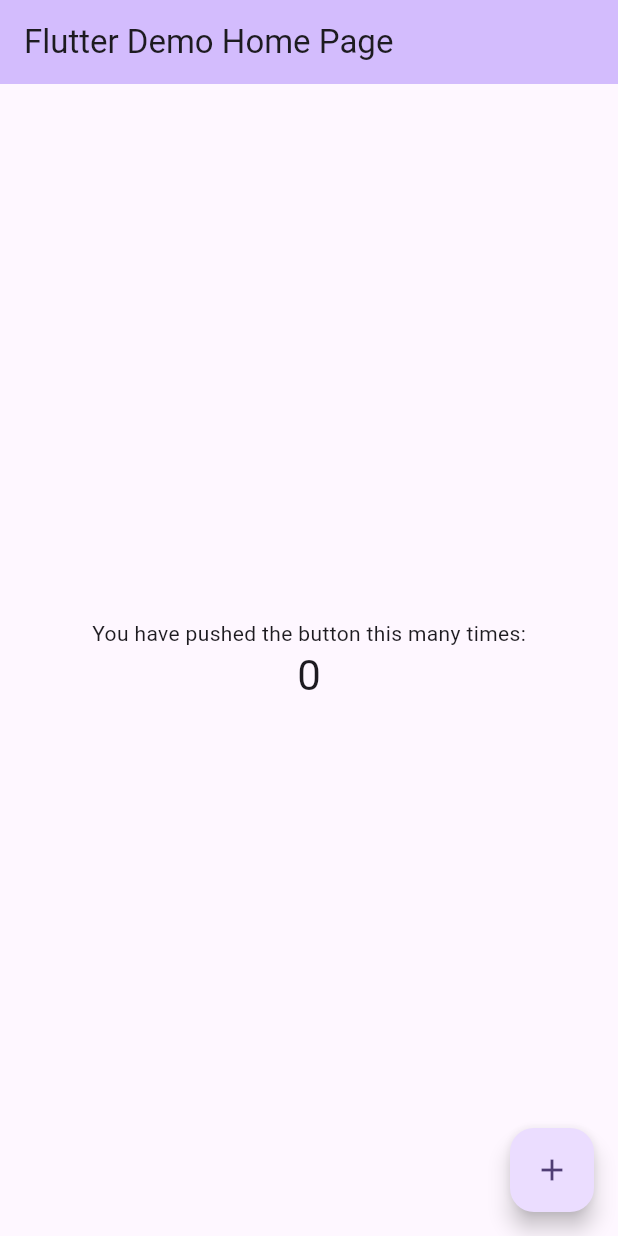
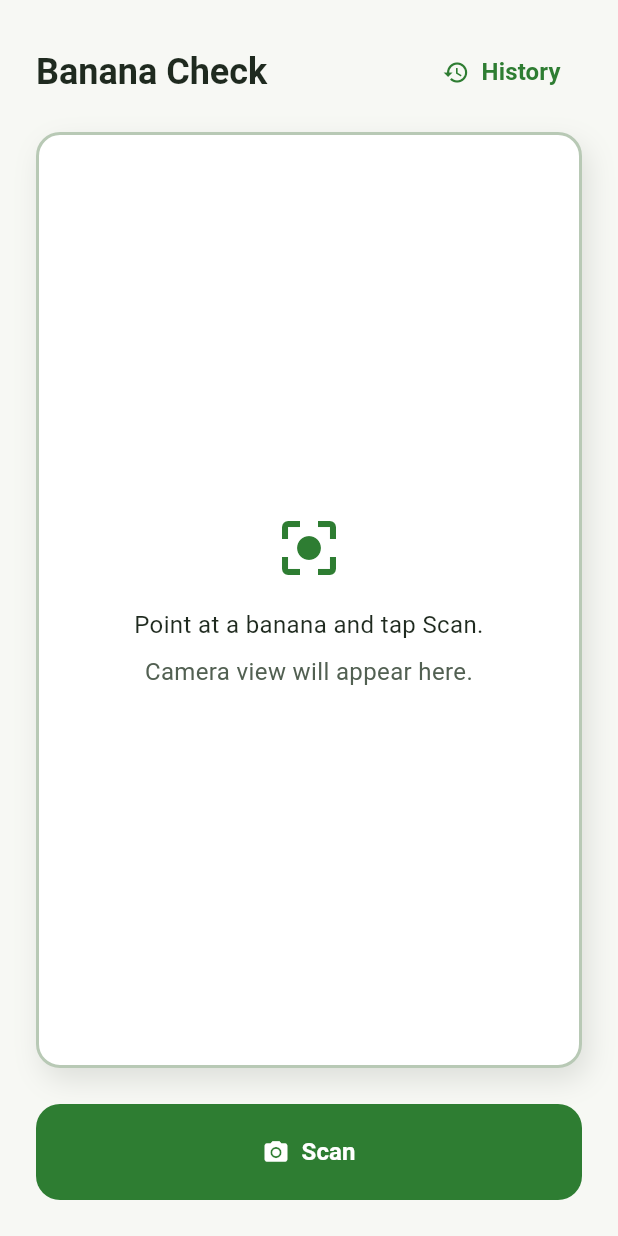
Before and after one commit to reyxdz/bananaCheck, a Flutter app: the screen it shows after launch, on a phone screen of 412 x 824 dp. Run offline on Flutter 3.47's test engine with Material 3 defaults, Android fonts, the light colour scheme and no system bars.

Commit message:
feat: add Flutter design foundation

```diff
--- a/app/lib/main.dart
+++ b/app/lib/main.dart
@@ -1,125 +1,60 @@
+import 'dart:io';
+
 import 'package:flutter/material.dart';
 
+import 'screens/camera_screen.dart';
+import 'screens/history_screen.dart';
+import 'services/inference_service.dart';
+import 'services/mock_inference_service.dart';
+import 'theme/app_theme.dart';
+
 void main() {
-  runApp(const MyApp());
+  runApp(BananaClassifierApp(inferenceService: MockInferenceService()));
 }
 
-class MyApp extends StatelessWidget {
-  const MyApp({super.key});
+class BananaClassifierApp extends StatelessWidget {
+  const BananaClassifierApp({required this.inferenceService, super.key});
 
-  // This widget is the root of your application.
+  final InferenceService inferenceService;
+
   @override
   Widget build(BuildContext context) {
     return MaterialApp(
-      title: 'Flutter Demo',
-      theme: ThemeData(
-        // This is the theme of your application.
-        //
-        // TRY THIS: Try running your application with "flutter run". You'll see
-        // the application has a purple toolbar. Then, without quitting the app,
-        // try changing the seedColor in the colorScheme below to Colors.green
-        // and then invoke "hot reload" (save your changes or press the "hot
-        // reload" button in a Flutter-supported IDE, or press "r" if you used
-        // the command line to start the app).
-        //
-        // Notice that the counter didn't reset back to zero; the application
-        // state is not lost during the reload. To reset the state, use hot
-        // restart instead.
-        //
-        // This works for code too, not just values: Most code changes can be
-        // tested with just a hot reload.
-        colorScheme: ColorScheme.fromSeed(seedColor: Colors.deepPurple),
-        useMaterial3: true,
-      ),
-      home: const MyHomePage(title: 'Flutter Demo Home Page'),
+      title: 'Banana Check',
+      debugShowCheckedModeBanner: false,
+      theme: AppTheme.light,
+      home: _HomeScreen(inferenceService: inferenceService),
     );
   }
 }
 
-class MyHomePage extends StatefulWidget {
-  const MyHomePage({super.key, required this.title});
+class _HomeScreen extends StatelessWidget {
+  const _HomeScreen({required this.inferenceService});
 
-  // This widget is the home page of your application. It is stateful, meaning
-  // that it has a State object (defined below) that contains fields that affect
-  // how it looks.
-
-  // This class is the configuration for the state. It holds the values (in this
-  // case the title) provided by the parent (in this case the App widget) and
-  // used by the build method of the State. Fields in a Widget subclass are
-  // always marked "final".
-
-  final String title;
-
-  @override
-  State<MyHomePage> createState() => _MyHomePageState();
-}
-
-class _MyHomePageState extends State<MyHomePage> {
-  int _counter = 0;
-
-  void _incrementCounter() {
-    setState(() {
-      // This call to setState tells the Flutter framework that something has
-      // changed in this State, which causes it to rerun the build method below
-      // so that the display can reflect the updated values. If we changed
-      // _counter without calling setState(), then the build method would not be
-      // called again, and so nothing would appear to happen.
-      _counter++;
-    });
-  }
+  final InferenceService inferenceService;
 
   @override
   Widget build(BuildContext context) {
-    // This method is rerun every time setState is called, for instance as done
-    // by the _incrementCounter method above.
-    //
-    // The Flutter framework has been optimized to make rerunning build methods
-    // fast, so that you can just rebuild anything that needs updating rather
-    // than having to individually change instances of widgets.
-    return Scaffold(
-      appBar: AppBar(
-        // TRY THIS: Try changing the color here to a specific color (to
-        // Colors.amber, perhaps?) and trigger a hot reload to see the AppBar
-        // change color while the other colors stay the same.
-        backgroundColor: Theme.of(context).colorScheme.inversePrimary,
-        // Here we take the value from the MyHomePage object that was created by
-        // the App.build method, and use it to set our appbar title.
-        title: Text(widget.title),
-      ),
-      body: Center(
-        // Center is a layout widget. It takes a single child and positions it
-        // in the middle of the parent.
-        child: Column(
-          // Column is also a layout widget. It takes a list of children and
-          // arranges them vertically. By default, it sizes itself to fit its
-          // children horizontally, and tries to be as tall as its parent.
-          //
-          // Column has various properties to control how it sizes itself and
-          // how it positions its children. Here we use mainAxisAlignment to
-          // center the children vertically; the main axis here is the vertical
-          // axis because Columns are vertical (the cross axis would be
-          // horizontal).
-          //
-          // TRY THIS: Invoke "debug painting" (choose the "Toggle Debug Paint"
-          // action in the IDE, or press "p" in the console), to see the
-          // wireframe for each widget.
-          mainAxisAlignment: MainAxisAlignment.center,
-          children: <Widget>[
-            const Text(
-              'You have pushed the button this many times:',
+    return CameraScreen(
+      onScan: () async {
+        final result = await inferenceService.classify(File('mock-scan.jpg'));
+        if (!context.mounted) return;
+        ScaffoldMessenger.of(context).showSnackBar(
+          SnackBar(
+            content: Text(
+              'Mock ready: ${result.variety} — ${result.ripeness}. '
+              'Camera capture is ready for feature development.',
             ),
-            Text(
-              '$_counter',
-              style: Theme.of(context).textTheme.headlineMedium,
-            ),
-          ],
-        ),
-      ),
-      floatingActionButton: FloatingActionButton(
-        onPressed: _incrementCounter,
-        tooltip: 'Increment',
-        child: const Icon(Icons.add),
-      ), // This trailing comma makes auto-formatting nicer for build methods.
+          ),
+        );
+      },
+      onHistory: () {
+        Navigator.of(context).push(
+          MaterialPageRoute<void>(
+            builder: (_) => const HistoryScreen(),
+          ),
+        );
+      },
     );
   }
 }
--- /dev/null
+++ b/app/lib/screens/camera_screen.dart
@@ -0,0 +1,111 @@
+import 'package:flutter/material.dart';
+
+import '../theme/design_tokens.dart';
+import '../widgets/primary_button.dart';
+
+class CameraScreen extends StatelessWidget {
+  const CameraScreen({
+    required this.onScan,
+    required this.onHistory,
+    super.key,
+  });
+
+  final VoidCallback onScan;
+  final VoidCallback onHistory;
+
+  @override
+  Widget build(BuildContext context) {
+    return Scaffold(
+      body: SafeArea(
+        child: Padding(
+          padding: const EdgeInsets.all(DesignTokens.spacingLarge),
+          child: Column(
+            children: [
+              Row(
+                mainAxisAlignment: MainAxisAlignment.spaceBetween,
+                children: [
+                  Text(
+                    'Banana Check',
+                    style: Theme.of(context).textTheme.titleLarge,
+                  ),
+                  TextButton.icon(
+                    onPressed: onHistory,
+                    icon: const Icon(Icons.history),
+                    label: const Text('History'),
+                  ),
+                ],
+              ),
+              const SizedBox(height: DesignTokens.spacingMedium),
+              const Expanded(child: _FieldOfViewFrame()),
+              const SizedBox(height: DesignTokens.spacingLarge),
+              SizedBox(
+                width: double.infinity,
+                height: DesignTokens.primaryActionSize,
+                child: PrimaryButton(
+                  icon: Icons.camera_alt,
+                  label: 'Scan',
+                  onPressed: onScan,
+                ),
+              ),
+            ],
+          ),
+        ),
+      ),
+    );
+  }
+}
+
+class _FieldOfViewFrame extends StatelessWidget {
+  const _FieldOfViewFrame();
+
+  @override
+  Widget build(BuildContext context) {
+    return Container(
+      width: double.infinity,
+      decoration: BoxDecoration(
+        color: DesignTokens.surface,
+        border: Border.all(
+          color: DesignTokens.border,
+          width: DesignTokens.borderWidth,
+        ),
+        borderRadius: BorderRadius.circular(DesignTokens.radiusMedium),
+        boxShadow: const [
+          BoxShadow(
+            color: DesignTokens.shadow,
+            blurRadius: DesignTokens.spacingMedium,
+            offset: Offset(
+              DesignTokens.spacingExtraSmall,
+              DesignTokens.spacingSmall,
+            ),
+          ),
+        ],
+      ),
+      child: const Center(
+        child: Padding(
+          padding: EdgeInsets.all(DesignTokens.spacingLarge),
+          child: Column(
+            mainAxisSize: MainAxisSize.min,
+            children: [
+              Icon(
+                Icons.center_focus_strong,
+                color: DesignTokens.primary,
+                size: DesignTokens.iconLarge,
+              ),
+              SizedBox(height: DesignTokens.spacingMedium),
+              Text(
+                'Point at a banana and tap Scan.',
+                textAlign: TextAlign.center,
+              ),
+              SizedBox(height: DesignTokens.spacingSmall),
+              Text(
+                'Camera view will appear here.',
+                textAlign: TextAlign.center,
+                style: TextStyle(color: DesignTokens.textSecondary),
+              ),
+            ],
+          ),
+        ),
+      ),
+    );
+  }
+}
--- /dev/null
+++ b/app/lib/theme/app_theme.dart
@@ -0,0 +1,78 @@
+import 'package:flutter/material.dart';
+
+import 'design_tokens.dart';
+
+abstract final class AppTheme {
+  static ThemeData get light {
+    final colorScheme = ColorScheme.fromSeed(
+      seedColor: DesignTokens.primary,
+      primary: DesignTokens.primary,
+      secondary: DesignTokens.accent,
+      surface: DesignTokens.surface,
+    );
+
+    return ThemeData(
+      useMaterial3: true,
+      colorScheme: colorScheme,
+      scaffoldBackgroundColor: DesignTokens.background,
+      fontFamily: 'Roboto',
+      textTheme: const TextTheme(
+        bodyMedium: TextStyle(
+          color: DesignTokens.textPrimary,
+          fontSize: DesignTokens.bodyTextSize,
+          fontWeight: FontWeight.w400,
+        ),
+        bodyLarge: TextStyle(
+          color: DesignTokens.textPrimary,
+          fontSize: DesignTokens.bodyTextSize,
+          fontWeight: FontWeight.w400,
+        ),
+        titleLarge: TextStyle(
+          color: DesignTokens.textPrimary,
+          fontSize: DesignTokens.headingTextSize,
+          fontWeight: FontWeight.w700,
+        ),
+        labelLarge: TextStyle(
+          fontSize: DesignTokens.bodyTextSize,
+          fontWeight: FontWeight.w700,
+        ),
+      ),
+      cardTheme: const CardTheme(
+        color: DesignTokens.surface,
+        elevation: 2,
+        shadowColor: DesignTokens.shadow,
+        margin: EdgeInsets.zero,
+        shape: RoundedRectangleBorder(
+          borderRadius: BorderRadius.all(
+            Radius.circular(DesignTokens.radiusMedium),
+          ),
+        ),
+      ),
+      filledButtonTheme: FilledButtonThemeData(
+        style: FilledButton.styleFrom(
+          minimumSize: const Size(
+            DesignTokens.minimumTouchTarget,
+            DesignTokens.minimumTouchTarget,
+          ),
+          padding: const EdgeInsets.symmetric(
+            horizontal: DesignTokens.spacingLarge,
+            vertical: DesignTokens.spacingMedium,
+          ),
+          shape: const RoundedRectangleBorder(
+            borderRadius: BorderRadius.all(
+              Radius.circular(DesignTokens.radiusMedium),
+            ),
+          ),
+        ),
+      ),
+      textButtonTheme: TextButtonThemeData(
+        style: TextButton.styleFrom(
+          minimumSize: const Size(
+            DesignTokens.minimumTouchTarget,
+            DesignTokens.minimumTouchTarget,
+          ),
+        ),
+      ),
+    );
+  }
+}
--- /dev/null
+++ b/app/lib/theme/design_tokens.dart
@@ -0,0 +1,28 @@
+import 'package:flutter/material.dart';
+
+abstract final class DesignTokens {
+  static const Color primary = Color(0xFF2E7D32);
+  static const Color primaryDark = Color(0xFF1B5E20);
+  static const Color accent = Color(0xFFF9A825);
+  static const Color background = Color(0xFFF7F8F4);
+  static const Color surface = Colors.white;
+  static const Color textPrimary = Color(0xFF1F2A1F);
+  static const Color textSecondary = Color(0xFF526052);
+  static const Color border = Color(0xFFB8C9B5);
+  static const Color shadow = Color(0x1F1F2A1F);
+
+  static const double spacingExtraSmall = 4;
+  static const double spacingSmall = 8;
+  static const double spacingMedium = 16;
+  static const double spacingLarge = 24;
+  static const double spacingExtraLarge = 32;
+  static const double radiusSmall = 12;
+  static const double radiusMedium = 16;
+  static const double borderWidth = 2;
+  static const double minimumTouchTarget = 48;
+  static const double primaryActionSize = 64;
+  static const double iconMedium = 28;
+  static const double iconLarge = 48;
+  static const double bodyTextSize = 16;
+  static const double headingTextSize = 24;
+}
--- /dev/null
+++ b/app/lib/widgets/primary_button.dart
@@ -0,0 +1,30 @@
+import 'package:flutter/material.dart';
+
+import '../theme/design_tokens.dart';
+
+class PrimaryButton extends StatelessWidget {
+  const PrimaryButton({
+    required this.icon,
+    required this.label,
+    required this.onPressed,
+    super.key,
+  });
+
+  final IconData icon;
+  final String label;
+  final VoidCallback? onPressed;
+
+  @override
+  Widget build(BuildContext context) {
+    return ConstrainedBox(
+      constraints: const BoxConstraints(
+        minHeight: DesignTokens.minimumTouchTarget,
+      ),
+      child: FilledButton.icon(
+        onPressed: onPressed,
+        icon: Icon(icon),
+        label: Text(label),
+      ),
+    );
+  }
+}
```
Also changed, not shown: app/lib/screens/history_screen.dart (added, +20 -0 lines), app/lib/screens/results_screen.dart (added, +42 -0 lines), app/lib/widgets/result_card.dart (added, +37 -0 lines), 3 other files.
